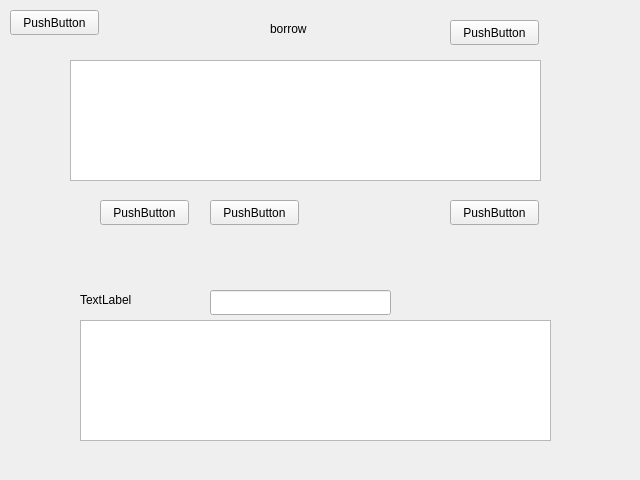
Before: the Qt Designer form ui/userwidget.ui in 33F5s/courceDesign, drawn with Qt 5.
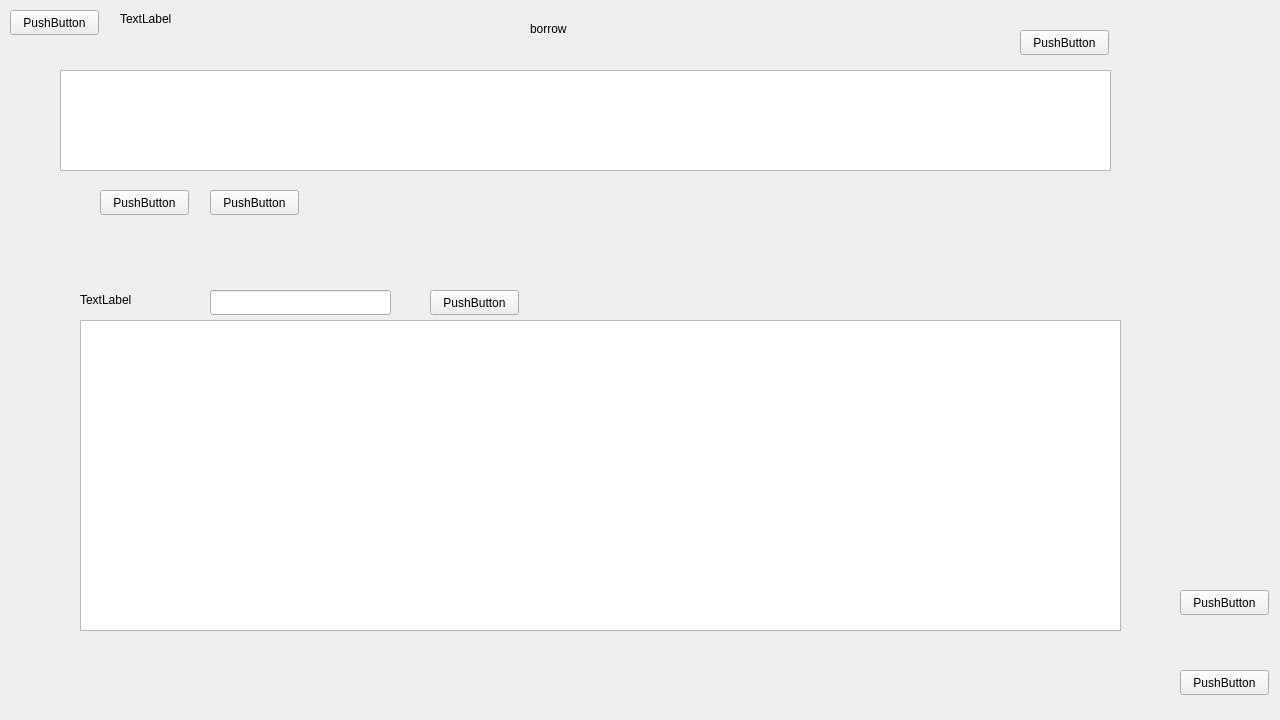
After: the same form once the commit is applied.

The edit to the form file:
```diff
--- a/ui/userwidget.ui
+++ b/ui/userwidget.ui
@@ -6,8 +6,8 @@
    <rect>
     <x>0</x>
     <y>0</y>
-    <width>640</width>
-    <height>480</height>
+    <width>1280</width>
+    <height>720</height>
    </rect>
   </property>
   <property name="windowTitle">
@@ -16,10 +16,10 @@
   <widget class="QTableView" name="tableView">
    <property name="geometry">
     <rect>
-     <x>70</x>
-     <y>60</y>
-     <width>471</width>
-     <height>121</height>
+     <x>60</x>
+     <y>70</y>
+     <width>1051</width>
+     <height>101</height>
     </rect>
    </property>
    <property name="editTriggers">
@@ -32,7 +32,7 @@
   <widget class="QLabel" name="label">
    <property name="geometry">
     <rect>
-     <x>270</x>
+     <x>530</x>
      <y>20</y>
      <width>151</width>
      <height>17</height>
@@ -46,7 +46,7 @@
    <property name="geometry">
     <rect>
      <x>100</x>
-     <y>200</y>
+     <y>190</y>
      <width>89</width>
      <height>25</height>
     </rect>
@@ -59,7 +59,7 @@
    <property name="geometry">
     <rect>
      <x>210</x>
-     <y>200</y>
+     <y>190</y>
      <width>89</width>
      <height>25</height>
     </rect>
@@ -84,8 +84,8 @@
   <widget class="QPushButton" name="pushButton_re">
    <property name="geometry">
     <rect>
-     <x>450</x>
-     <y>20</y>
+     <x>1020</x>
+     <y>30</y>
      <width>89</width>
      <height>25</height>
     </rect>
@@ -99,8 +99,8 @@
     <rect>
      <x>-10</x>
      <y>270</y>
-     <width>601</width>
-     <height>221</height>
+     <width>1161</width>
+     <height>381</height>
     </rect>
    </property>
    <widget class="QLabel" name="label_bookName">
@@ -134,8 +134,8 @@
      <rect>
       <x>90</x>
       <y>50</y>
-      <width>471</width>
-      <height>121</height>
+      <width>1041</width>
+      <height>311</height>
      </rect>
     </property>
     <property name="editTriggers">
@@ -148,12 +148,51 @@
      <enum>QAbstractItemView::SelectRows</enum>
     </property>
    </widget>
+   <widget class="QPushButton" name="pushButton_search">
+    <property name="geometry">
+     <rect>
+      <x>440</x>
+      <y>20</y>
+      <width>89</width>
+      <height>25</height>
+     </rect>
+    </property>
+    <property name="text">
+     <string>PushButton</string>
+    </property>
+   </widget>
   </widget>
   <widget class="QPushButton" name="pushButton_delete">
    <property name="geometry">
     <rect>
-     <x>450</x>
-     <y>200</y>
+     <x>1180</x>
+     <y>670</y>
+     <width>89</width>
+     <height>25</height>
+    </rect>
+   </property>
+   <property name="text">
+    <string>PushButton</string>
+   </property>
+  </widget>
+  <widget class="QLabel" name="label_name">
+   <property name="geometry">
+    <rect>
+     <x>120</x>
+     <y>10</y>
+     <width>131</width>
+     <height>17</height>
+    </rect>
+   </property>
+   <property name="text">
+    <string>TextLabel</string>
+   </property>
+  </widget>
+  <widget class="QPushButton" name="pushButton_cPassWd">
+   <property name="geometry">
+    <rect>
+     <x>1180</x>
+     <y>590</y>
      <width>89</width>
      <height>25</height>
     </rect>
```
